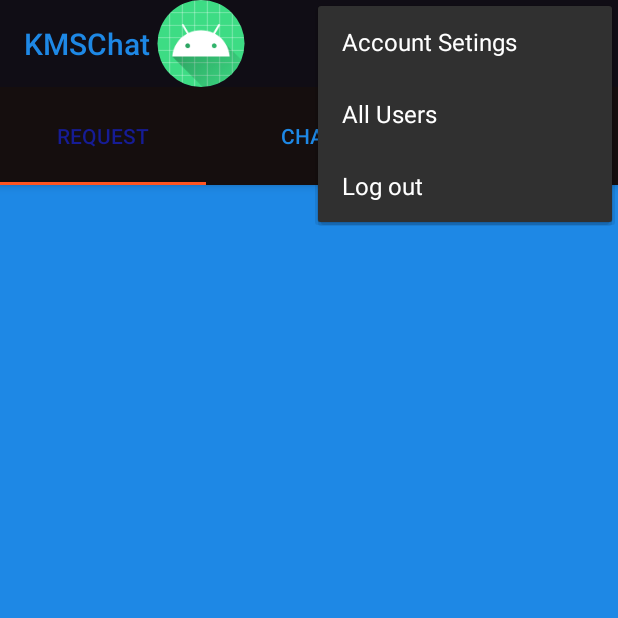
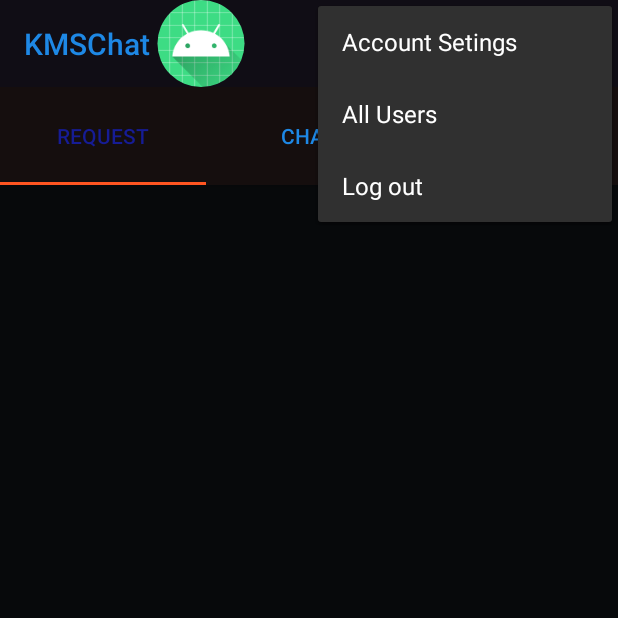
Before and after one commit to kumsal452b/KMSChat, an Android app: the screen it shows after launch once a user with an empty profile is signed in (MainActivity), with the options menu open, on a phone screen of 412 x 824 dp, the top half of it. Run offline under Robolectric (Android 15) with nearby library versions, the phone set to English and light mode, and no system bars; our stand-ins replace CircleImageView, Firebase (no records; nobody signed in at launch, a user with empty details on screens opened directly), Picasso; libraries missing offline, so code that uses them is left out: com.kongzue.dialog; 4 statements that could not run were skipped.

Commit message:
Color chabe

```diff
--- a/app/src/main/res/layout/fragment_request.xml
+++ b/app/src/main/res/layout/fragment_request.xml
@@ -9,5 +9,5 @@
         android:id="@+id/fragment_request_recyler"
         android:layout_width="match_parent"
         android:layout_height="match_parent"
-        android:background="#1E88E5" />
+        android:background="#07090B" />
 </FrameLayout>
```
